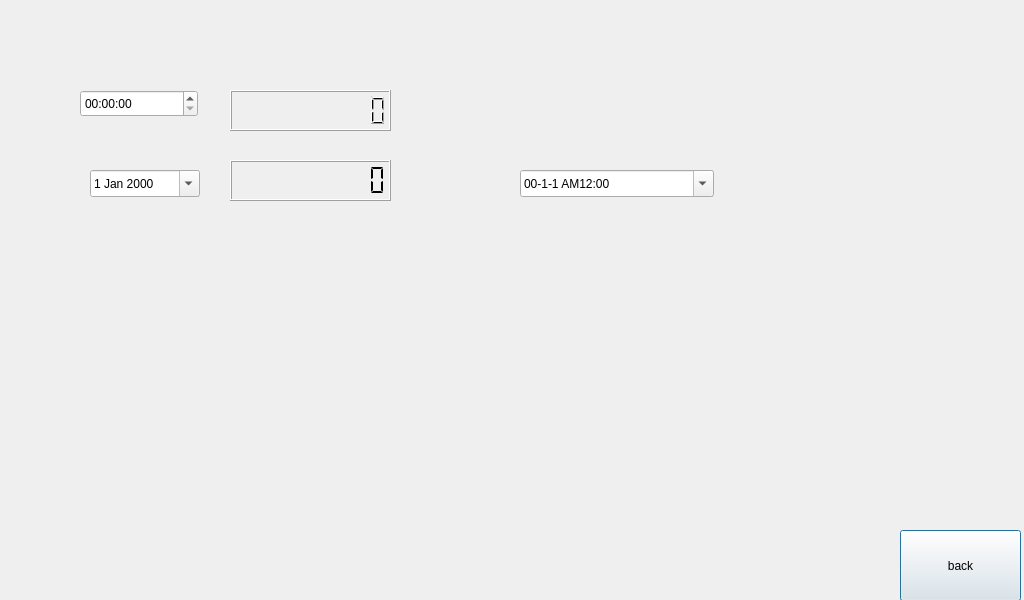
Before: the Qt Designer form timesetup.ui in wushengjun85/jy10_01, drawn with Qt 5.
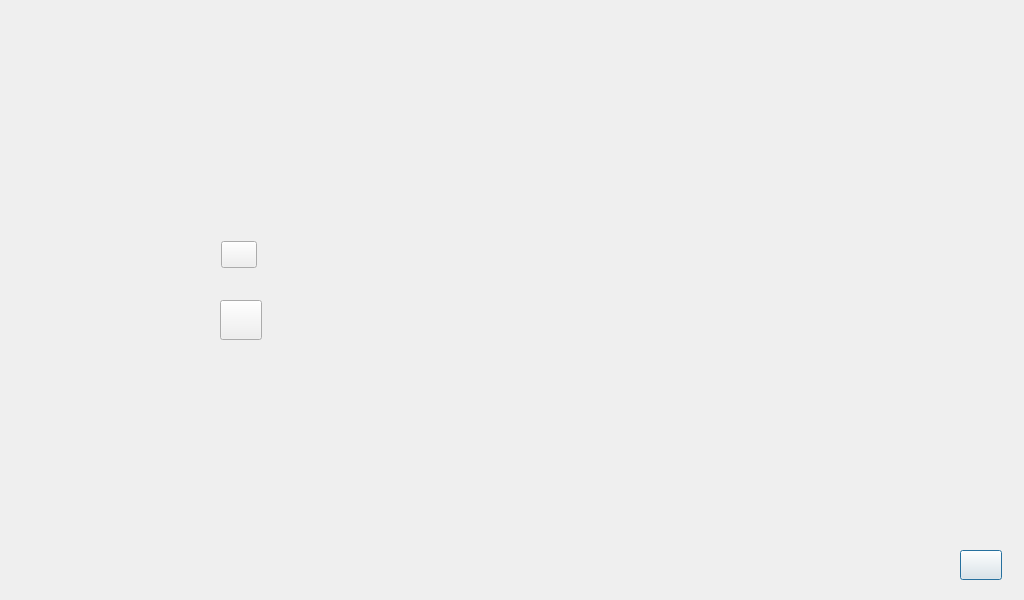
After: the same form once the commit is applied. Icons and pictures are not drawn.

The edit to the form file:
```diff
--- a/timesetup.ui
+++ b/timesetup.ui
@@ -13,135 +13,52 @@
   <property name="windowTitle">
    <string>Dialog</string>
   </property>
-  <widget class="QDateTimeEdit" name="dateTimeEdit">
-   <property name="geometry">
-    <rect>
-     <x>520</x>
-     <y>170</y>
-     <width>194</width>
-     <height>27</height>
-    </rect>
-   </property>
-   <property name="correctionMode">
-    <enum>QAbstractSpinBox::CorrectToPreviousValue</enum>
-   </property>
-   <property name="dateTime">
-    <datetime>
-     <hour>0</hour>
-     <minute>0</minute>
-     <second>0</second>
-     <year>2000</year>
-     <month>1</month>
-     <day>1</day>
-    </datetime>
-   </property>
-   <property name="currentSection">
-    <enum>QDateTimeEdit::YearSection</enum>
-   </property>
-   <property name="displayFormat">
-    <string>yy-M-d APh:mm</string>
-   </property>
-   <property name="calendarPopup">
-    <bool>true</bool>
-   </property>
-   <property name="currentSectionIndex">
-    <number>0</number>
-   </property>
-  </widget>
-  <widget class="QTimeEdit" name="timeEdit">
-   <property name="geometry">
-    <rect>
-     <x>80</x>
-     <y>90</y>
-     <width>118</width>
-     <height>27</height>
-    </rect>
-   </property>
-   <property name="readOnly">
-    <bool>false</bool>
-   </property>
-   <property name="buttonSymbols">
-    <enum>QAbstractSpinBox::UpDownArrows</enum>
-   </property>
-   <property name="specialValueText">
-    <string/>
-   </property>
-   <property name="correctionMode">
-    <enum>QAbstractSpinBox::CorrectToPreviousValue</enum>
-   </property>
-   <property name="maximumDateTime">
-    <datetime>
-     <hour>23</hour>
-     <minute>59</minute>
-     <second>59</second>
-     <year>2000</year>
-     <month>1</month>
-     <day>1</day>
-    </datetime>
-   </property>
-   <property name="currentSection">
-    <enum>QDateTimeEdit::AmPmSection</enum>
-   </property>
-   <property name="calendarPopup">
-    <bool>true</bool>
-   </property>
-   <property name="currentSectionIndex">
-    <number>0</number>
-   </property>
-  </widget>
-  <widget class="QDateEdit" name="dateEdit">
-   <property name="geometry">
-    <rect>
-     <x>90</x>
-     <y>170</y>
-     <width>110</width>
-     <height>27</height>
-    </rect>
-   </property>
-   <property name="calendarPopup">
-    <bool>true</bool>
-   </property>
-  </widget>
-  <widget class="QLCDNumber" name="lcdNumber">
-   <property name="geometry">
-    <rect>
-     <x>230</x>
-     <y>160</y>
-     <width>161</width>
-     <height>41</height>
-    </rect>
-   </property>
-   <property name="digitCount">
-    <number>10</number>
-   </property>
-   <property name="segmentStyle">
-    <enum>QLCDNumber::Flat</enum>
-   </property>
-  </widget>
-  <widget class="QLCDNumber" name="lcdNumber_2">
-   <property name="geometry">
-    <rect>
-     <x>230</x>
-     <y>90</y>
-     <width>161</width>
-     <height>41</height>
-    </rect>
-   </property>
-   <property name="digitCount">
-    <number>10</number>
-   </property>
-  </widget>
   <widget class="QPushButton" name="pushButton">
    <property name="geometry">
     <rect>
-     <x>900</x>
-     <y>530</y>
-     <width>121</width>
-     <height>71</height>
+     <x>960</x>
+     <y>550</y>
+     <width>42</width>
+     <height>30</height>
     </rect>
    </property>
+   <property name="styleSheet">
+    <string notr="true">border-image: url(:/new/prefix1/imagejy/back.png);</string>
+   </property>
    <property name="text">
-    <string>back</string>
+    <string/>
+   </property>
+  </widget>
+  <widget class="QPushButton" name="pushButton_2">
+   <property name="geometry">
+    <rect>
+     <x>221</x>
+     <y>241</y>
+     <width>36</width>
+     <height>27</height>
+    </rect>
+   </property>
+   <property name="styleSheet">
+    <string notr="true">border-image: url(:/new/prefix1/imagejy/timeseticon.png);</string>
+   </property>
+   <property name="text">
+    <string/>
+   </property>
+  </widget>
+  <widget class="QPushButton" name="pushButton_3">
+   <property name="geometry">
+    <rect>
+     <x>220</x>
+     <y>300</y>
+     <width>42</width>
+     <height>40</height>
+    </rect>
+   </property>
+   <property name="styleSheet">
+    <string notr="true">border-image: url(:/new/prefix1/imagejy/jiaozhun.png);</string>
+   </property>
+   <property name="text">
+    <string/>
    </property>
   </widget>
  </widget>
```
